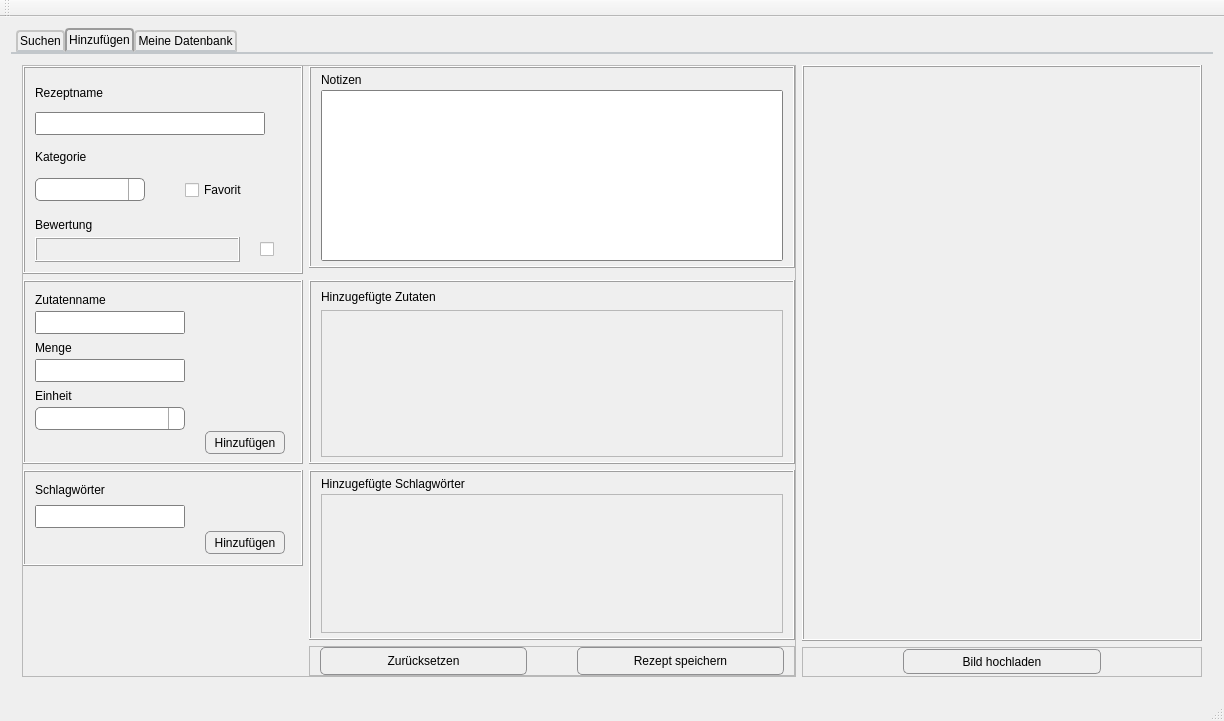
Qt form mainwindow.ui (DaDarkDan/CookAndBakeryDb) before a commit.
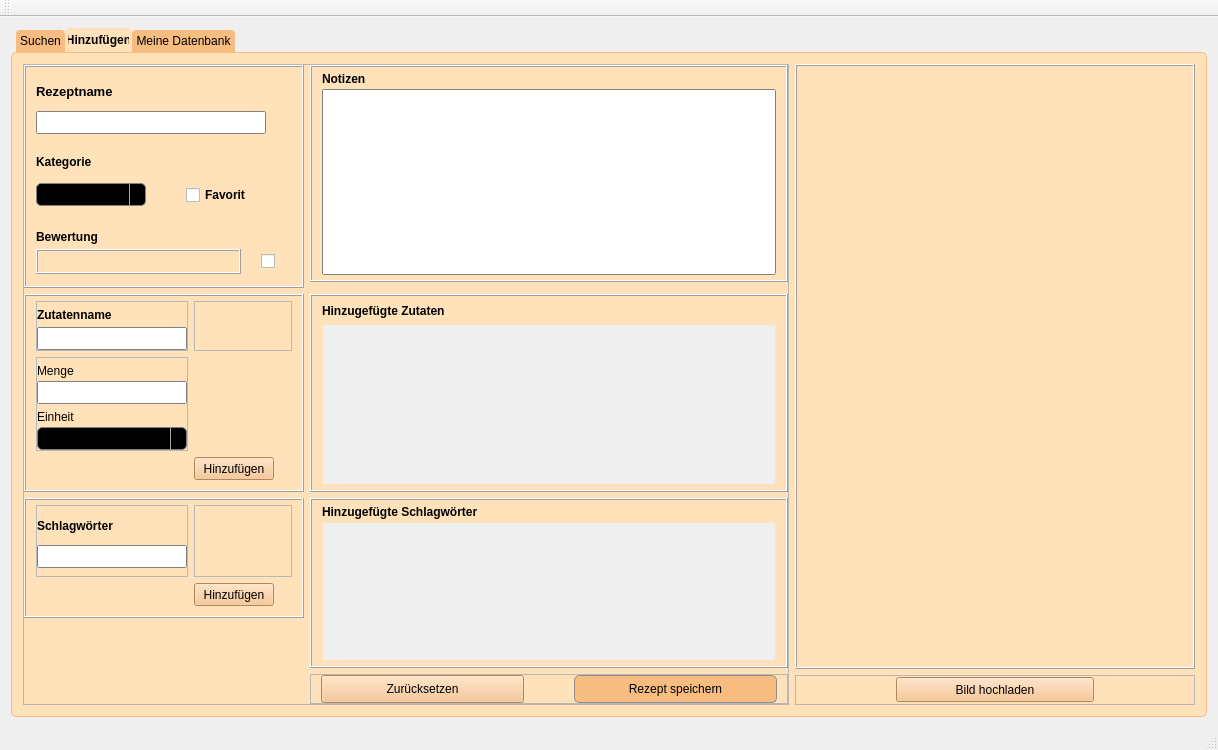
The same form after that commit. The open tabs and pages were chosen to show the change. Icons and pictures are not drawn.

```diff
--- a/mainwindow.ui
+++ b/mainwindow.ui
@@ -6,8 +6,8 @@
    <rect>
     <x>0</x>
     <y>0</y>
-    <width>1224</width>
-    <height>721</height>
+    <width>1218</width>
+    <height>750</height>
    </rect>
   </property>
   <property name="minimumSize">
@@ -20,18 +20,30 @@
    <string>MainWindow</string>
   </property>
   <property name="styleSheet">
-   <string notr="true">/*														*/
+   <string notr="true">QMainWindow {
+	background-image: url(&quot;:/img/img/background00.jpeg&quot;);
+}
+
+/*														*/
 
 QTextEdit {
+	/*background: rgb(255, 225, 186);*/
+	color: black;
     border: 1px solid gray;
     border-radius: 2px;
     selection-background-color: darkgray;
 }
 
-/*											*/
+/*												*/
+
+QTabWidget {
+   image: url(:/img/img/background00.jpeg); 
+}
 
 QTabWidget::pane { /* The tab widget frame */
-    border-top: 2px solid #C2C7CB;
+    border: 1px solid rgb(247, 188, 128);
+    border-radius: 5px;
+	background: rgb(255, 225, 186);
 }
 
 QTabWidget::tab-bar {
@@ -41,26 +53,23 @@
 /* Style the tab using the tab sub-control. Note that
     it reads QTabBar _not_ QTabWidget */
 QTabBar::tab {
-    background: qlineargradient(x1: 0, y1: 0, x2: 0, y2: 1,
-                                stop: 0 #E1E1E1, stop: 0.4 #DDDDDD,
-                                stop: 0.5 #D8D8D8, stop: 1.0 #D3D3D3);
-    border: 2px solid #C4C4C3;
-    border-bottom-color: #C2C7CB; /* same as the pane color */
+	background: rgb(247, 188, 128);
+    border: 2px solid;
+	border-color: rgb(247, 188, 128);
     border-top-left-radius: 4px;
     border-top-right-radius: 4px;
-    min-width: 8ex;
+    min-width: 40ex;
     padding: 2px;
 }
 
 QTabBar::tab:selected, QTabBar::tab:hover {
-    background: qlineargradient(x1: 0, y1: 0, x2: 0, y2: 1,
-                                stop: 0 #fafafa, stop: 0.4 #f4f4f4,
-                                stop: 0.5 #e7e7e7, stop: 1.0 #fafafa);
+	background: rgb(255, 225, 186);
+    border: 1px solid rgb(247, 188, 128);
+	font: bold;
 }
 
 QTabBar::tab:selected {
-    border-color: #9B9B9B;
-    border-bottom-color: #C2C7CB; /* same as pane color */
+    border-color: rgb(255, 225, 186);
 }
 
 QTabBar::tab:!selected {
@@ -70,14 +79,23 @@
 /*									*/
 
 
+QPushButton#createResetBtn, QPushButton#searchResetButton {
+    background-color: qradialgradient(cx:0, cy:0, radius: 1.6, fx:0.5, fy:0.5, 
+		stop:0  rgb(255, 239, 229), stop:0.8 rgb(255, 103, 86), stop:1  rgb(255, 103, 86));
+}
 
-QPushButton {
+QPushButton#createSaveBtn{
     border: 1px solid #8f8f91;
     border-radius: 5px;
-    background-color: qlineargradient(x1: 0, y1: 0, x2: 0, y2: 1,
-                                      stop: 0 #f6f7fa, stop: 1 #dadbde);
+    background-color: qradialgradient(cx:0, cy:0, radius: 1.2, fx:0.5, fy:0.5, 
+		stop:0  rgb(232, 255, 209), stop:0.8 rgb(186, 242, 130), stop:1  rgb(186, 242, 130));
 }
 
+QPushButton {
+	background-color: rgb(247, 188, 128);
+}
+
+
 QPushButton:pressed {
     background-color: qlineargradient(x1: 0, y1: 0, x2: 0, y2: 1,
                                       stop: 0 #dadbde, stop: 1 #f6f7fa);
@@ -94,25 +112,20 @@
 /*												*/
 
 QComboBox {
-    border: 1px solid grey;
+	border: 1px solid grey;
     border-radius: 5px;
-}
-
-QComboBox:editable {
-    background: white;
+	background: black;
 }
 
 QComboBox:!editable, QComboBox::drop-down:editable {
      background: qlineargradient(x1: 0, y1: 0, x2: 0, y2: 1,
-                                 stop: 0 #E1E1E1, stop: 0.4 #DDDDDD,
-                                 stop: 0.5 #D8D8D8, stop: 1.0 #D3D3D3);
+                                 stop: 0 rgb(255, 145, 35), stop: 0.2 rgb(247, 188, 128),
+                                 stop: 0.8  rgb(247, 188, 128), stop: 1.0 rgb(255, 145, 35));
 }
 
 /* QComboBox gets the &quot;on&quot; state when the popup is open */
 QComboBox:!editable:on, QComboBox::drop-down:editable:on {
-    background: qlineargradient(x1: 0, y1: 0, x2: 0, y2: 1,
-                                stop: 0 #D3D3D3, stop: 0.4 #D8D8D8,
-                                stop: 0.5 #DDDDDD, stop: 1.0 #E1E1E1);
+     background: rgb(247, 188, 128);
 }
 
 QComboBox:on { /* shift the text when the popup opens */
@@ -130,6 +143,27 @@
     border-left-style: solid; /* just a single line */
     border-top-right-radius: 3px; /* same radius as the QComboBox */
     border-bottom-right-radius: 3px;
+}
+
+QComboBox::down-arrow {	
+    image: url(:/img/arrow_down.png);
+	width: 10px;
+	height: 10px;
+}
+
+QComboBox::down-arrow:on { /* shift the arrow when popup is open */
+    top: 1px;
+    left: 1px;
+}
+
+/*														*/
+
+QScrollArea {
+	background-color: transparent;
+}
+
+QWidget#searchIngredientScrollAreaContents {
+	background-color:  rgb(255, 145, 35);
 }</string>
   </property>
   <widget class="QWidget" name="centralWidget">
@@ -1022,6 +1056,12 @@
                      <height>25</height>
                     </size>
                    </property>
+                   <property name="font">
+                    <font>
+                     <weight>75</weight>
+                     <bold>true</bold>
+                    </font>
+                   </property>
                    <property name="frameShape">
                     <enum>QFrame::NoFrame</enum>
                    </property>
@@ -1118,6 +1158,13 @@
                      <height>25</height>
                     </size>
                    </property>
+                   <property name="font">
+                    <font>
+                     <pointsize>10</pointsize>
+                     <weight>75</weight>
+                     <bold>true</bold>
+                    </font>
+                   </property>
                    <property name="text">
                     <string>Rezeptname</string>
                    </property>
@@ -1198,6 +1245,12 @@
                      <height>25</height>
                     </size>
                    </property>
+                   <property name="font">
+                    <font>
+                     <weight>75</weight>
+                     <bold>true</bold>
+                    </font>
+                   </property>
                    <property name="text">
                     <string>Kategorie</string>
                    </property>
@@ -1233,6 +1286,12 @@
                      <height>40</height>
                     </size>
                    </property>
+                   <property name="font">
+                    <font>
+                     <weight>75</weight>
+                     <bold>true</bold>
+                    </font>
+                   </property>
                    <property name="text">
                     <string>Favorit</string>
                    </property>
@@ -1303,6 +1362,12 @@
                   <height>16777215</height>
                  </size>
                 </property>
+                <property name="font">
+                 <font>
+                  <weight>75</weight>
+                  <bold>true</bold>
+                 </font>
+                </property>
                 <property name="text">
                  <string>Notizen</string>
                 </property>
@@ -1359,13 +1424,7 @@
              <property name="midLineWidth">
               <number>0</number>
              </property>
-             <layout class="QFormLayout" name="formLayout_3">
-              <property name="horizontalSpacing">
-               <number>20</number>
-              </property>
-              <property name="verticalSpacing">
-               <number>3</number>
-              </property>
+             <layout class="QGridLayout" name="gridLayout_10">
               <property name="leftMargin">
                <number>10</number>
               </property>
@@ -1378,51 +1437,62 @@
               <property name="bottomMargin">
                <number>10</number>
               </property>
-              <item row="0" column="0">
-               <widget class="QLabel" name="createIngredientNameLabel">
-                <property name="minimumSize">
-                 <size>
-                  <width>150</width>
-                  <height>25</height>
-                 </size>
-                </property>
-                <property name="maximumSize">
-                 <size>
-                  <width>150</width>
-                  <height>25</height>
-                 </size>
-                </property>
-                <property name="text">
-                 <string>Zutatenname</string>
-                </property>
-               </widget>
-              </item>
-              <item row="1" column="0">
-               <widget class="QTextEdit" name="createIngredientNameTxtEdit">
+              <item row="2" column="2">
+               <widget class="QPushButton" name="createAddIngredientBtn">
                 <property name="sizePolicy">
-                 <sizepolicy hsizetype="Preferred" vsizetype="Preferred">
+                 <sizepolicy hsizetype="Preferred" vsizetype="Fixed">
                   <horstretch>0</horstretch>
                   <verstretch>0</verstretch>
                  </sizepolicy>
                 </property>
                 <property name="minimumSize">
                  <size>
-                  <width>150</width>
+                  <width>0</width>
                   <height>23</height>
                  </size>
                 </property>
                 <property name="maximumSize">
                  <size>
-                  <width>150</width>
+                  <width>80</width>
                   <height>23</height>
                  </size>
                 </property>
-                <property name="verticalScrollBarPolicy">
-                 <enum>Qt::ScrollBarAlwaysOff</enum>
+                <property name="text">
+                 <string>Hinzufügen</string>
                 </property>
                </widget>
               </item>
-              <item row="2" column="0">
+              <item row="1" column="0">
+               <widget class="QFrame" name="frame_10">
+                <property name="minimumSize">
+                 <size>
+                  <width>50</width>
+                  <height>50</height>
+                 </size>
+                </property>
+                <property name="frameShape">
+                 <enum>QFrame::StyledPanel</enum>
+                </property>
+                <property name="frameShadow">
+                 <enum>QFrame::Raised</enum>
+                </property>
+                <layout class="QVBoxLayout" name="verticalLayout_11">
+                 <property name="spacing">
+                  <number>0</number>
+                 </property>
+                 <property name="leftMargin">
+                  <number>0</number>
+                 </property>
+                 <property name="topMargin">
+                  <number>0</number>
+                 </property>
+                 <property name="rightMargin">
+                  <number>0</number>
+                 </property>
+                 <property name="bottomMargin">
+                  <number>0</number>
+                 </property>
+                 <item>
                <widget class="QLabel" name="createIngredientAmountLabel">
                 <property name="minimumSize">
                  <size>
@@ -1441,7 +1511,7 @@
                 </property>
                </widget>
               </item>
-              <item row="3" column="0">
+                 <item>
                <widget class="QTextEdit" name="createIngredientAmountTxtEdit">
                 <property name="sizePolicy">
                  <sizepolicy hsizetype="Preferred" vsizetype="Preferred">
@@ -1466,7 +1536,7 @@
                 </property>
                </widget>
               </item>
-              <item row="4" column="0">
+                 <item>
                <widget class="QLabel" name="createIngredientUnitLabel">
                 <property name="minimumSize">
                  <size>
@@ -1485,7 +1555,7 @@
                 </property>
                </widget>
               </item>
-              <item row="5" column="0">
+                 <item>
                <widget class="QComboBox" name="createAddIngredientWeightTypeComboBox">
                 <property name="sizePolicy">
                  <sizepolicy hsizetype="Preferred" vsizetype="Preferred">
@@ -1507,29 +1577,155 @@
                 </property>
                </widget>
               </item>
-              <item row="6" column="1">
-               <widget class="QPushButton" name="createAddIngredientBtn">
+                </layout>
+               </widget>
+              </item>
+              <item row="0" column="0">
+               <widget class="QFrame" name="frame_14">
+                <property name="minimumSize">
+                 <size>
+                  <width>50</width>
+                  <height>50</height>
+                 </size>
+                </property>
+                <property name="frameShape">
+                 <enum>QFrame::StyledPanel</enum>
+                </property>
+                <property name="frameShadow">
+                 <enum>QFrame::Raised</enum>
+                </property>
+                <layout class="QVBoxLayout" name="verticalLayout_12">
+                 <property name="spacing">
+                  <number>0</number>
+                 </property>
+                 <property name="leftMargin">
+                  <number>0</number>
+                 </property>
+                 <property name="topMargin">
+                  <number>0</number>
+                 </property>
+                 <property name="rightMargin">
+                  <number>0</number>
+                 </property>
+                 <property name="bottomMargin">
+                  <number>0</number>
+                 </property>
+                 <item>
+                  <widget class="QLabel" name="createIngredientNameLabel">
+                   <property name="minimumSize">
+                    <size>
+                     <width>150</width>
+                     <height>25</height>
+                    </size>
+                   </property>
+                   <property name="maximumSize">
+                    <size>
+                     <width>150</width>
+                     <height>25</height>
+                    </size>
+                   </property>
+                   <property name="font">
+                    <font>
+                     <weight>75</weight>
+                     <bold>true</bold>
+                    </font>
+                   </property>
+                   <property name="text">
+                    <string>Zutatenname</string>
+                   </property>
+                  </widget>
+                 </item>
+                 <item>
+                  <widget class="QTextEdit" name="createIngredientNameTxtEdit">
                 <property name="sizePolicy">
-                 <sizepolicy hsizetype="Preferred" vsizetype="Fixed">
+                    <sizepolicy hsizetype="Preferred" vsizetype="Preferred">
                   <horstretch>0</horstretch>
                   <verstretch>0</verstretch>
                  </sizepolicy>
                 </property>
                 <property name="minimumSize">
                  <size>
-                  <width>0</width>
+                     <width>150</width>
                   <height>23</height>
                  </size>
                 </property>
                 <property name="maximumSize">
                  <size>
-                  <width>80</width>
+                     <width>150</width>
                   <height>23</height>
+                    </size>
+                   </property>
+                   <property name="verticalScrollBarPolicy">
+                    <enum>Qt::ScrollBarAlwaysOff</enum>
+                   </property>
+                  </widget>
+                 </item>
+                </layout>
+               </widget>
+              </item>
+              <item row="0" column="2">
+               <widget class="QFrame" name="frame_11">
+                <property name="minimumSize">
+                 <size>
+                  <width>50</width>
+                  <height>50</height>
+                 </size>
+                </property>
+                <property name="frameShape">
+                 <enum>QFrame::StyledPanel</enum>
+                </property>
+                <property name="frameShadow">
+                 <enum>QFrame::Raised</enum>
+                </property>
+                <layout class="QHBoxLayout" name="horizontalLayout_9">
+                 <property name="spacing">
+                  <number>0</number>
+                 </property>
+                 <property name="leftMargin">
+                  <number>0</number>
+                 </property>
+                 <property name="topMargin">
+                  <number>0</number>
+                 </property>
+                 <property name="rightMargin">
+                  <number>0</number>
+                 </property>
+                 <property name="bottomMargin">
+                  <number>0</number>
+                 </property>
+                 <item>
+                  <spacer name="horizontalSpacer_5">
+                   <property name="orientation">
+                    <enum>Qt::Horizontal</enum>
+                   </property>
+                   <property name="sizeHint" stdset="0">
+                    <size>
+                     <width>40</width>
+                     <height>20</height>
+                    </size>
+                   </property>
+                  </spacer>
+                 </item>
+                 <item>
+                  <widget class="QLabel" name="createIngredientIconLabel">
+                   <property name="minimumSize">
+                    <size>
+                     <width>50</width>
+                     <height>50</height>
+                    </size>
+                   </property>
+                   <property name="maximumSize">
+                    <size>
+                     <width>50</width>
+                     <height>50</height>
                  </size>
                 </property>
                 <property name="text">
-                 <string>Hinzufügen</string>
-                </property>
+                    <string/>
+                   </property>
+                  </widget>
+                 </item>
+                </layout>
                </widget>
               </item>
              </layout>
@@ -1546,7 +1742,7 @@
              <property name="minimumSize">
               <size>
                <width>280</width>
-               <height>50</height>
+               <height>120</height>
               </size>
              </property>
              <property name="maximumSize">
@@ -1561,13 +1757,7 @@
              <property name="frameShadow">
               <enum>QFrame::Raised</enum>
              </property>
-             <layout class="QFormLayout" name="formLayout_4">
-              <property name="horizontalSpacing">
-               <number>20</number>
-              </property>
-              <property name="verticalSpacing">
-               <number>3</number>
-              </property>
+             <layout class="QGridLayout" name="gridLayout_9">
               <property name="leftMargin">
                <number>10</number>
               </property>
@@ -1580,7 +1770,37 @@
               <property name="bottomMargin">
                <number>10</number>
               </property>
-              <item row="1" column="0">
+              <item row="0" column="0">
+               <widget class="QFrame" name="frame_12">
+                <property name="minimumSize">
+                 <size>
+                  <width>50</width>
+                  <height>50</height>
+                 </size>
+                </property>
+                <property name="frameShape">
+                 <enum>QFrame::StyledPanel</enum>
+                </property>
+                <property name="frameShadow">
+                 <enum>QFrame::Raised</enum>
+                </property>
+                <layout class="QVBoxLayout" name="verticalLayout_13">
+                 <property name="spacing">
+                  <number>0</number>
+                 </property>
+                 <property name="leftMargin">
+                  <number>0</number>
+                 </property>
+                 <property name="topMargin">
+                  <number>0</number>
+                 </property>
+                 <property name="rightMargin">
+                  <number>0</number>
+                 </property>
+                 <property name="bottomMargin">
+                  <number>0</number>
+                 </property>
+                 <item>
                <widget class="QLabel" name="createKeywordsTitleLabel">
                 <property name="minimumSize">
                  <size>
@@ -1594,12 +1814,18 @@
                   <height>25</height>
                  </size>
                 </property>
+                   <property name="font">
+                    <font>
+                     <weight>75</weight>
+                     <bold>true</bold>
+                    </font>
+                   </property>
                 <property name="text">
                  <string>Schlagwörter</string>
                 </property>
                </widget>
               </item>
-              <item row="2" column="0">
+                 <item>
                <widget class="QTextEdit" name="createAddedKeywordsTxtEdit">
                 <property name="sizePolicy">
                  <sizepolicy hsizetype="Preferred" vsizetype="Preferred">
@@ -1624,7 +1850,10 @@
                 </property>
                </widget>
               </item>
-              <item row="3" column="1">
+                </layout>
+               </widget>
+              </item>
+              <item row="1" column="1">
                <widget class="QPushButton" name="createAddKeywordBtn">
                 <property name="minimumSize">
                  <size>
@@ -1643,6 +1872,71 @@
                 </property>
                </widget>
               </item>
+              <item row="0" column="1">
+               <widget class="QFrame" name="frame_13">
+                <property name="minimumSize">
+                 <size>
+                  <width>50</width>
+                  <height>50</height>
+                 </size>
+                </property>
+                <property name="frameShape">
+                 <enum>QFrame::StyledPanel</enum>
+                </property>
+                <property name="frameShadow">
+                 <enum>QFrame::Raised</enum>
+                </property>
+                <layout class="QHBoxLayout" name="horizontalLayout_10">
+                 <property name="spacing">
+                  <number>0</number>
+                 </property>
+                 <property name="leftMargin">
+                  <number>0</number>
+                 </property>
+                 <property name="topMargin">
+                  <number>0</number>
+                 </property>
+                 <property name="rightMargin">
+                  <number>0</number>
+                 </property>
+                 <property name="bottomMargin">
+                  <number>0</number>
+                 </property>
+                 <item>
+                  <spacer name="horizontalSpacer_4">
+                   <property name="orientation">
+                    <enum>Qt::Horizontal</enum>
+                   </property>
+                   <property name="sizeHint" stdset="0">
+                    <size>
+                     <width>40</width>
+                     <height>20</height>
+                    </size>
+                   </property>
+                  </spacer>
+                 </item>
+                 <item>
+                  <widget class="QLabel" name="createKeywordIconLabel">
+                   <property name="minimumSize">
+                    <size>
+                     <width>50</width>
+                     <height>50</height>
+                    </size>
+                   </property>
+                   <property name="maximumSize">
+                    <size>
+                     <width>50</width>
+                     <height>50</height>
+                    </size>
+                   </property>
+                   <property name="text">
+                    <string/>
+                   </property>
+                  </widget>
+                 </item>
+                </layout>
+               </widget>
+              </item>
              </layout>
             </widget>
            </item>
@@ -1690,6 +1984,12 @@
                   <height>20</height>
                  </size>
                 </property>
+                <property name="font">
+                 <font>
+                  <weight>75</weight>
+                  <bold>true</bold>
+                 </font>
+                </property>
                 <property name="text">
                  <string>Hinzugefügte Zutaten</string>
                 </property>
@@ -1711,8 +2011,8 @@
                   <rect>
                    <x>0</x>
                    <y>0</y>
-                   <width>468</width>
-                   <height>146</height>
+                   <width>460</width>
+                   <height>160</height>
                   </rect>
                  </property>
                 </widget>
@@ -1759,6 +2059,12 @@
               </property>
               <item>
                <widget class="QLabel" name="createAddedKeywordsTitleLabel">
+                <property name="font">
+                 <font>
+                  <weight>75</weight>
+                  <bold>true</bold>
+                 </font>
+                </property>
                 <property name="text">
                  <string>Hinzugefügte Schlagwörter</string>
                 </property>
@@ -1780,7 +2086,7 @@
                   <rect>
                    <x>0</x>
                    <y>0</y>
-                   <width>468</width>
+                   <width>460</width>
                    <height>138</height>
                   </rect>
                  </property>
```
Left out of the diff: 382 changed lines with no effect on the pictures. Lines whose indentation alone changed are shown as unchanged.
